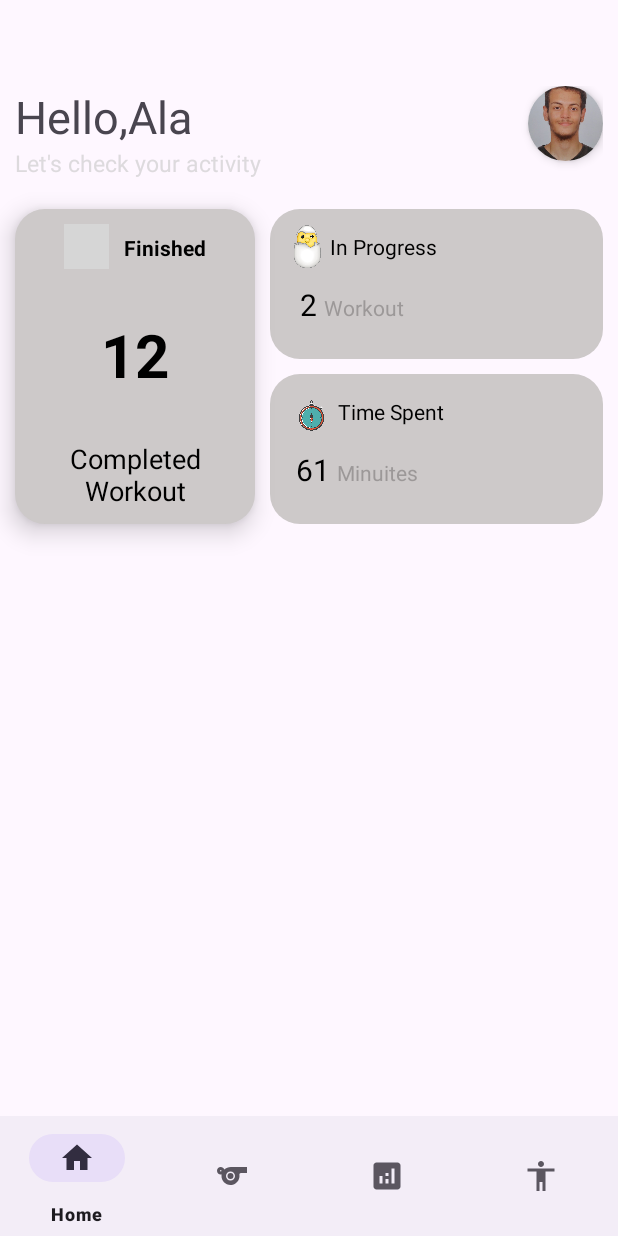
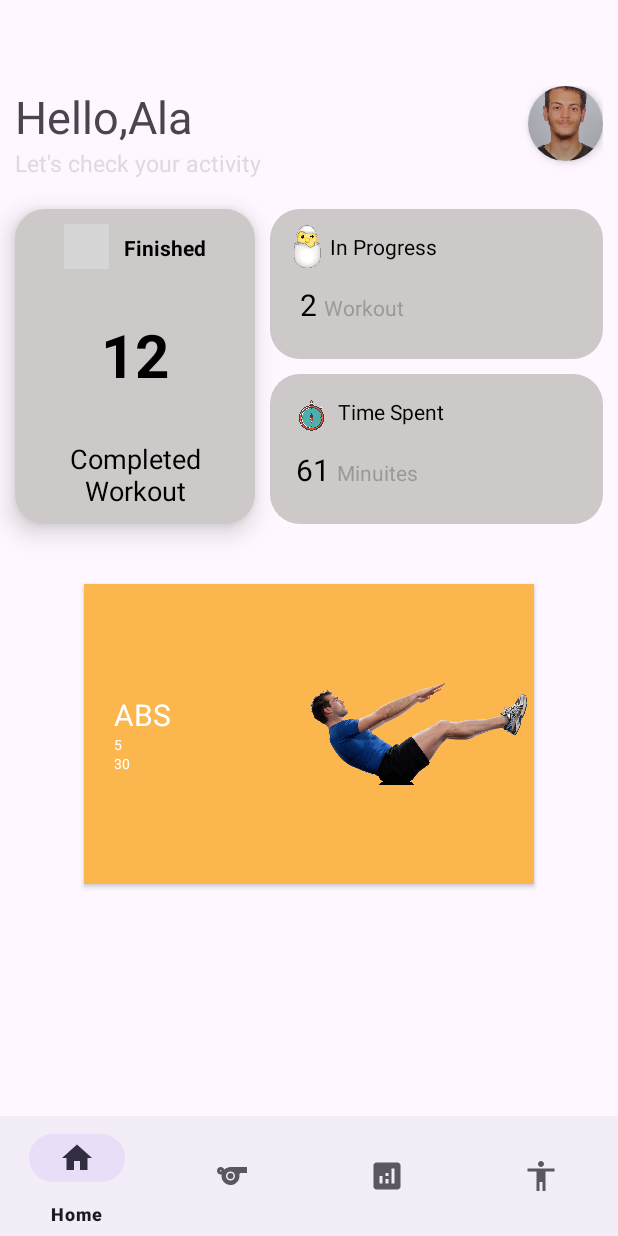
Before and after one commit to alamamlouk/fitness-App, an Android app: the screen it shows after launch (MainActivity), on a phone screen of 412 x 824 dp. Run offline under Robolectric (Android 15) with nearby library versions, the phone set to English and light mode, and no system bars; grey boxes are pictures that could not be loaded.

Commit message:
second commit

```diff
--- a/app/src/main/java/com/example/fitnessapp/HomeFragment.java
+++ b/app/src/main/java/com/example/fitnessapp/HomeFragment.java
@@ -2,63 +2,49 @@ package com.example.fitnessapp;
 
 import android.os.Bundle;
 
+import androidx.annotation.NonNull;
+import androidx.annotation.Nullable;
 import androidx.fragment.app.Fragment;
+import androidx.recyclerview.widget.LinearLayoutManager;
+import androidx.recyclerview.widget.RecyclerView;
 
 import android.view.LayoutInflater;
 import android.view.View;
 import android.view.ViewGroup;
 
-/**
- * A simple {@link Fragment} subclass.
- * Use the {@link HomeFragment#newInstance} factory method to
- * create an instance of this fragment.
- */
+import java.util.ArrayList;
+
+
 public class HomeFragment extends Fragment {
 
-    // TODO: Rename parameter arguments, choose names that match
-    // the fragment initialization parameters, e.g. ARG_ITEM_NUMBER
-    private static final String ARG_PARAM1 = "param1";
-    private static final String ARG_PARAM2 = "param2";
+    private ArrayList<WorkOut>workOuts=new ArrayList<>();
 
-    // TODO: Rename and change types of parameters
-    private String mParam1;
-    private String mParam2;
 
     public HomeFragment() {
-        // Required empty public constructor
+
     }
 
-    /**
-     * Use this factory method to create a new instance of
-     * this fragment using the provided parameters.
-     *
-     * @param param1 Parameter 1.
-     * @param param2 Parameter 2.
-     * @return A new instance of fragment Home.
-     */
-    // TODO: Rename and change types and number of parameters
-    public static HomeFragment newInstance(String param1, String param2) {
-        HomeFragment fragment = new HomeFragment();
-        Bundle args = new Bundle();
-        args.putString(ARG_PARAM1, param1);
-        args.putString(ARG_PARAM2, param2);
-        fragment.setArguments(args);
-        return fragment;
-    }
 
     @Override
     public void onCreate(Bundle savedInstanceState) {
         super.onCreate(savedInstanceState);
-        if (getArguments() != null) {
-            mParam1 = getArguments().getString(ARG_PARAM1);
-            mParam2 = getArguments().getString(ARG_PARAM2);
-        }
     }
 
     @Override
     public View onCreateView(LayoutInflater inflater, ViewGroup container,
                              Bundle savedInstanceState) {
-        // Inflate the layout for this fragment
+
         return inflater.inflate(R.layout.fragment_home, container, false);
     }
+
+    @Override
+    public void onViewCreated(@NonNull View view, @Nullable Bundle savedInstanceState) {
+        super.onViewCreated(view, savedInstanceState);
+        WorkOut workOut=new WorkOut(R.drawable.workout1,30,5,"ABS");
+        this.workOuts.add(workOut);
+        RecyclerView recyclerView=view.findViewById(R.id.workOuts);
+        WorkOutAdapter workOutAdapter=new WorkOutAdapter(workOuts,this.getContext());
+        recyclerView.setLayoutManager(new LinearLayoutManager(this.getContext(),LinearLayoutManager.HORIZONTAL,false));
+        recyclerView.setAdapter(workOutAdapter);
+    }
 }
--- /dev/null
+++ b/app/src/main/java/com/example/fitnessapp/WorkOut.java
@@ -0,0 +1,45 @@
+package com.example.fitnessapp;
+
+public class WorkOut {
+    private int workoutImg, WorkOutTime,numberOfExercises;
+    private String WorkoutTile;
+
+    public WorkOut(int workoutImg, int workOutTime, int numberOfExercises, String workoutTile) {
+        this.workoutImg = workoutImg;
+        WorkOutTime = workOutTime;
+        this.numberOfExercises = numberOfExercises;
+        WorkoutTile = workoutTile;
+    }
+
+    public int getWorkoutImg() {
+        return workoutImg;
+    }
+
+    public void setWorkoutImg(int workoutImg) {
+        this.workoutImg = workoutImg;
+    }
+
+    public int getWorkOutTime() {
+        return WorkOutTime;
+    }
+
+    public void setWorkOutTime(int workOutTime) {
+        WorkOutTime = workOutTime;
+    }
+
+    public int getNumberOfExercises() {
+        return numberOfExercises;
+    }
+
+    public void setNumberOfExercises(int numberOfExercises) {
+        this.numberOfExercises = numberOfExercises;
+    }
+
+    public String getWorkoutTile() {
+        return WorkoutTile;
+    }
+
+    public void setWorkoutTile(String workoutTile) {
+        WorkoutTile = workoutTile;
+    }
+}
--- /dev/null
+++ b/app/src/main/java/com/example/fitnessapp/WorkOutAdapter.java
@@ -0,0 +1,67 @@
+package com.example.fitnessapp;
+
+import android.content.Context;
+import android.view.LayoutInflater;
+import android.view.View;
+import android.view.ViewGroup;
+import android.widget.ImageView;
+import android.widget.TextView;
+
+import androidx.annotation.NonNull;
+import androidx.core.content.ContextCompat;
+import androidx.recyclerview.widget.RecyclerView;
+
+import java.util.ArrayList;
+
+public class WorkOutAdapter extends RecyclerView.Adapter<WorkOutAdapter.WorkOutViewHolder> {
+
+    ArrayList<WorkOut> workOuts;
+    public Context context;
+
+    public WorkOutAdapter(ArrayList<WorkOut> workOuts, Context context) {
+        this.workOuts = workOuts;
+        this.context = context;
+    }
+
+    @NonNull
+    @Override
+    public WorkOutAdapter.WorkOutViewHolder onCreateViewHolder(@NonNull ViewGroup parent, int viewType) {
+        View view= LayoutInflater.from(parent.getContext()).inflate(R.layout.workout_item,parent,false);
+        return new WorkOutViewHolder(view);
+    }
+
+    @Override
+    public void onBindViewHolder(@NonNull WorkOutAdapter.WorkOutViewHolder holder, int position) {
+        WorkOut workOut=workOuts.get(position);
+        holder.workoutImage.setImageResource(workOut.getWorkoutImg());
+        holder.workOutTime.setText(String.valueOf(workOut.getWorkOutTime()));
+        holder.numberOfExercises.setText(String.valueOf(workOut.getNumberOfExercises()));
+        holder.workOutName.setText(workOut.getWorkoutTile());
+        holder.itemView.setBackgroundColor(getBackgroundColor(position));
+
+    }
+    private int getBackgroundColor(int position) {
+        if (position % 2 == 0) {
+            return ContextCompat.getColor(context, R.color.orange);
+        }
+        return ContextCompat.getColor(context, R.color.darkgreen);
+    }
+
+    @Override
+    public int getItemCount() {
+        return workOuts.size();
+    }
+
+    public class WorkOutViewHolder extends RecyclerView.ViewHolder{
+        public ImageView workoutImage;
+        public TextView workOutName,numberOfExercises,workOutTime;
+
+        public WorkOutViewHolder(@NonNull View itemView) {
+            super(itemView);
+            this.workoutImage=itemView.findViewById(R.id.workOutImage);
+            this.workOutName=itemView.findViewById(R.id.workOutName);
+            this.numberOfExercises=itemView.findViewById(R.id.nbExercises);
+            this.workOutTime=itemView.findViewById(R.id.timeToFinish);
+        }
+    }
+}
--- a/app/src/main/res/layout/fragment_home.xml
+++ b/app/src/main/res/layout/fragment_home.xml
@@ -4,7 +4,7 @@
     xmlns:tools="http://schemas.android.com/tools"
     android:layout_width="match_parent"
     android:layout_height="match_parent"
-    tools:context=".HomeFragement">
+    tools:context=".HomeFragment">
 
     <RelativeLayout
         android:id="@+id/WelcomeBar"
@@ -222,6 +222,19 @@
         </LinearLayout>
     </LinearLayout>
 
+    <androidx.recyclerview.widget.RecyclerView
+        android:layout_width="wrap_content"
+        android:layout_height="wrap_content"
+        android:scrollbars="horizontal"
+        app:layout_constraintStart_toStartOf="parent"
+        app:layout_constraintEnd_toEndOf="parent"
+        app:layout_constraintTop_toBottomOf="@id/finishedWorkOut"
+        android:id="@+id/workOuts"
+        android:orientation="horizontal"
+        android:layout_marginTop="10dp"
+
+        />
+
 
 
 </androidx.constraintlayout.widget.ConstraintLayout>
--- a/app/src/main/res/layout/workout_item.xml
+++ b/app/src/main/res/layout/workout_item.xml
@@ -13,7 +13,7 @@
         android:layout_height="match_parent"
         android:id="@+id/MainNewsRv">
         <ImageView
-            android:id="@+id/MainNewsImageView"
+            android:id="@+id/workOutImage"
             android:layout_width="150dp"
             android:layout_height="150dp"
             android:contentDescription="abs"
@@ -34,6 +34,7 @@
               android:layout_width="wrap_content"
               android:layout_height="wrap_content"
               android:text="Abs"
+              android:id="@+id/workOutName"
               android:textColor="@color/white"
               android:textSize="20dp"/>
           <TextView
@@ -41,12 +42,14 @@
               android:layout_height="wrap_content"
               android:textColor="@color/white"
               android:textSize="9dp"
+              android:id="@+id/nbExercises"
               android:text="10 Exercices"/>
           <TextView
               android:layout_width="wrap_content"
               android:layout_height="wrap_content"
               android:textColor="@color/white"
               android:textSize="9dp"
+              android:id="@+id/timeToFinish"
               android:text="20 MN"/>
       </LinearLayout>
     </RelativeLayout>
--- a/app/src/main/res/values/colors.xml
+++ b/app/src/main/res/values/colors.xml
@@ -3,4 +3,6 @@
     <color name="black">#FF000000</color>
     <color name="white">#FFFFFFFF</color>
     <color name="LightWhite">#CDC9C9</color>
+    <color name="orange">#fcb64e</color>
+    <color name="darkgreen">#5e9aa6</color>
 </resources>
```
